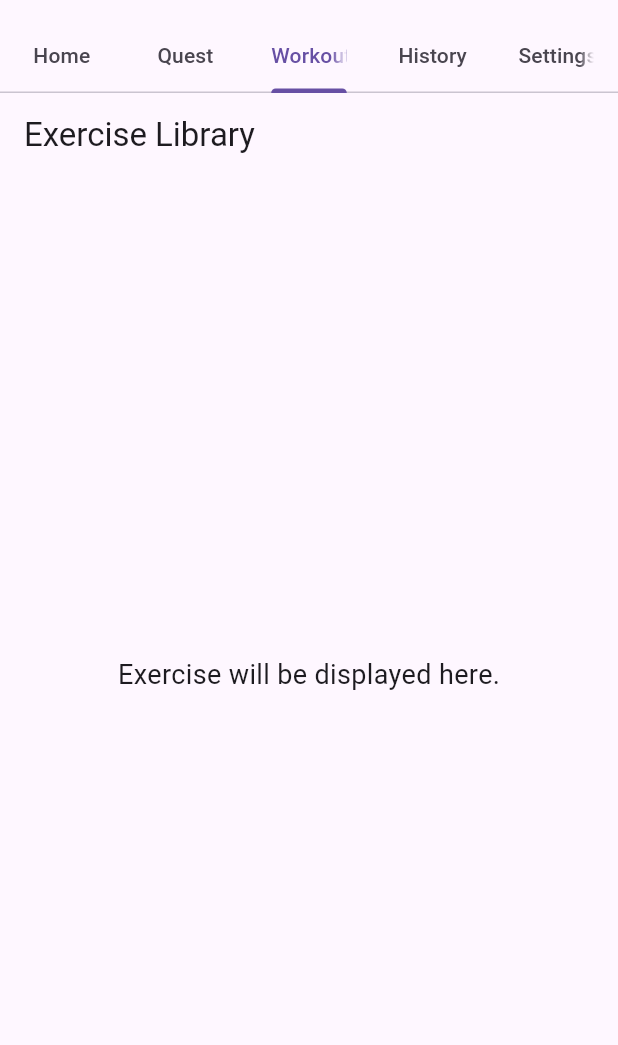
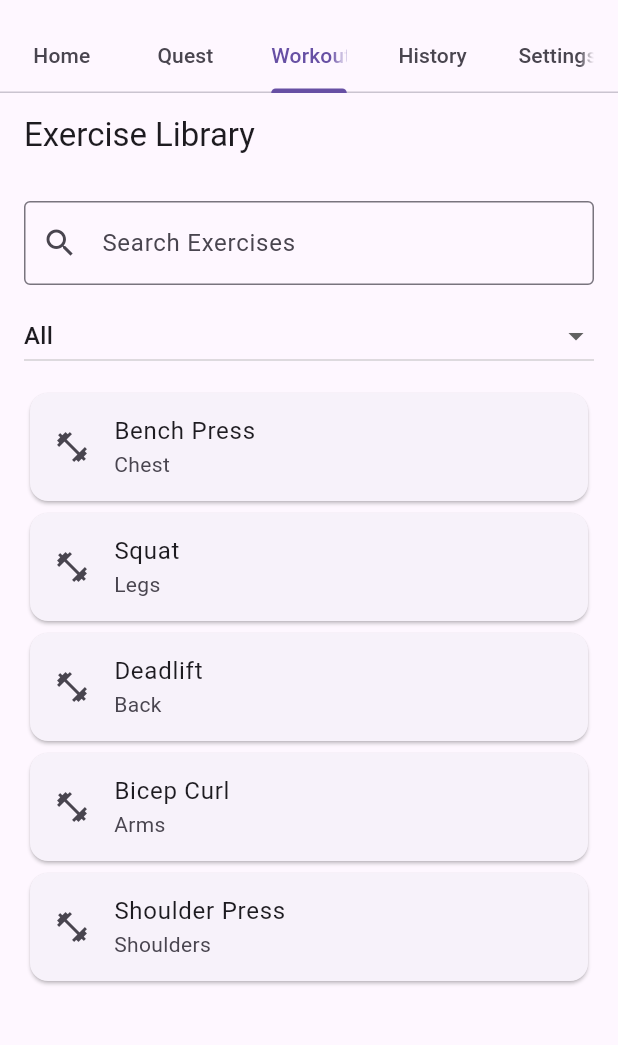
Before and after one commit to boizura/FitDuo, a Flutter app: the screen it shows after launch, tab 3 chosen, on a phone screen of 412 x 824 dp, the part 63-1108 px from its top. Run offline on Flutter 3.47's test engine with Material 3 defaults, Android fonts, the light colour scheme and no system bars.

Commit message:
updated exercise library

```diff
--- a/lib/screens/exercise_library_screen.dart
+++ b/lib/screens/exercise_library_screen.dart
@@ -1,20 +1,125 @@
 import 'package:flutter/material.dart';
 
+class ExerciseLibraryScreen extends StatefulWidget {
+  const ExerciseLibraryScreen({super.key});
 
-class ExerciseLibraryScreen extends StatelessWidget {
-  const ExerciseLibraryScreen({super.key});
+  @override
+  State<ExerciseLibraryScreen> createState() => _ExerciseLibraryScreenState();
+}
+
+class _ExerciseLibraryScreenState extends State<ExerciseLibraryScreen> {
+  // 🔥 Dummy data (replace with DB later)
+  final List<Map<String, String>> allExercises = [
+    {"name": "Bench Press", "muscle": "Chest"},
+    {"name": "Squat", "muscle": "Legs"},
+    {"name": "Deadlift", "muscle": "Back"},
+    {"name": "Bicep Curl", "muscle": "Arms"},
+    {"name": "Shoulder Press", "muscle": "Shoulders"},
+  ];
+
+  List<Map<String, String>> filteredExercises = [];
+
+  String searchQuery = "";
+  String selectedMuscle = "All";
+
+  final List<String> muscles = [
+    "All",
+    "Chest",
+    "Legs",
+    "Back",
+    "Arms",
+    "Shoulders"
+  ];
+
+  @override
+  void initState() {
+    super.initState();
+    filteredExercises = allExercises;
+  }
+
+  void filterExercises() {
+    setState(() {
+      filteredExercises = allExercises.where((exercise) {
+        final matchesSearch = exercise["name"]!
+            .toLowerCase()
+            .contains(searchQuery.toLowerCase());
+
+        final matchesMuscle = selectedMuscle == "All" ||
+            exercise["muscle"] == selectedMuscle;
+
+        return matchesSearch && matchesMuscle;
+      }).toList();
+    });
+  }
 
   @override
   Widget build(BuildContext context) {
     return Scaffold(
       appBar: AppBar(
-        title: const Text('Exercise Library'),
+        title: const Text("Exercise Library"),
       ),
-      body: const Center(
-        child: Text(
-          'Exercise will be displayed here.',
-          style: TextStyle(fontSize: 18),
+      body: Padding(
+        padding: const EdgeInsets.all(16.0),
+        child: Column(
+          children: [
 
+            // Search Bar
+            TextField(
+              decoration: const InputDecoration(
+                labelText: "Search Exercises",
+                prefixIcon: Icon(Icons.search),
+                border: OutlineInputBorder(),
+              ),
+              onChanged: (value) {
+                searchQuery = value;
+                filterExercises();
+              },
+            ),
+
+            const SizedBox(height: 10),
+
+            // Filter Dropdown
+            DropdownButton<String>(
+              value: selectedMuscle,
+              isExpanded: true,
+              items: muscles.map((muscle) {
+                return DropdownMenuItem(
+                  value: muscle,
+                  child: Text(muscle),
+                );
+              }).toList(),
+              onChanged: (value) {
+                setState(() {
+                  selectedMuscle = value!;
+                  filterExercises();
+                });
+              },
+            ),
+
+            const SizedBox(height: 10),
+
+            //  Exercise List
+            Expanded(
+              child: filteredExercises.isEmpty
+                  ? const Center(child: Text("No exercises found"))
+                  : ListView.builder(
+                      itemCount: filteredExercises.length,
+                      itemBuilder: (context, index) {
+                        final e = filteredExercises[index];
+
+                        return Card(
+                          child: ListTile(
+                            leading: const Icon(Icons.fitness_center),
+                            title: Text(e["name"].toString()),
+                            subtitle: Text(e["muscle"].toString()),
+                            onTap: () {
+                            },
+                          ),
+                        );
+                      },
+                    ),
+            ),
+          ],
         ),
       ),
     );
--- a/lib/screens/home_screen.dart
+++ b/lib/screens/home_screen.dart
@@ -73,7 +73,7 @@ class HomeTab extends StatelessWidget {
         children: [
 
           const Text(
-            "🔥 Workout Streak",
+            "Workout Streak",
             style: TextStyle(fontSize: 20, fontWeight: FontWeight.bold),
           ),
 
```
